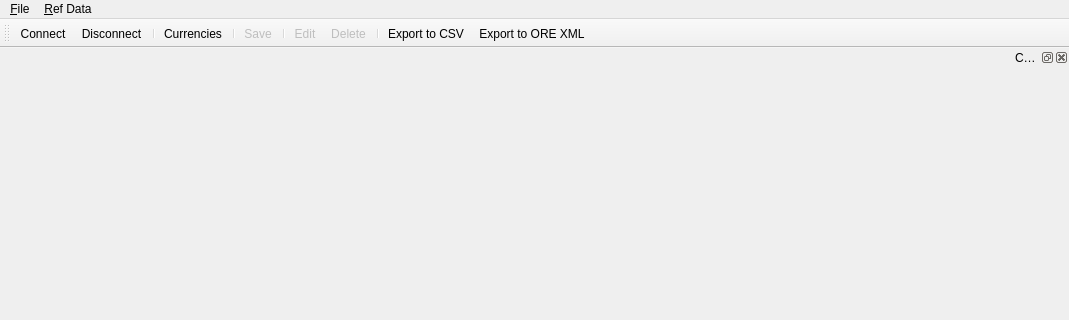
Old version of the form projects/ores.qt/MainWindow.ui in the repository OreStudio/OreStudio; both pictures show x 0 to 1069 and y 0 to 320 of the 1069 by 672 pixel window.
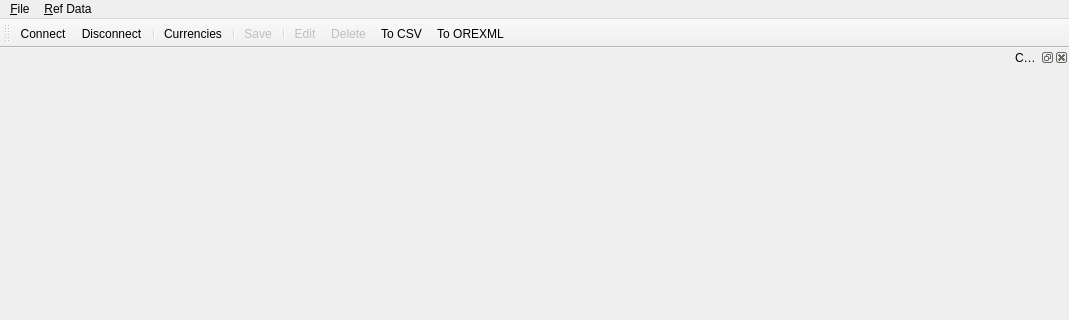
New version of the form. Icons and pictures are not drawn.

Commit message: [qt] Minor tidy-up of toolbar for export buttons

```diff
--- a/projects/ores.qt/MainWindow.ui
+++ b/projects/ores.qt/MainWindow.ui
@@ -67,7 +67,6 @@
    <addaction name="separator"/>
    <addaction name="ActionEdit"/>
    <addaction name="ActionDelete"/>
-   <addaction name="separator"/>
    <addaction name="ActionExportCSV"/>
    <addaction name="ActionExportXML"/>
   </widget>
@@ -154,7 +153,7 @@
      <normaloff>ic_fluent_document_table_20_regular.svg</normaloff>ic_fluent_document_table_20_regular.svg</iconset>
    </property>
    <property name="text">
-    <string>&amp;Export to CSV</string>
+    <string>&amp;To CSV</string>
    </property>
    <property name="toolTip">
     <string>Export currencies to CSV</string>
@@ -166,7 +165,7 @@
      <normaloff>ic_fluent_document_code_16_regular.svg</normaloff>ic_fluent_document_code_16_regular.svg</iconset>
    </property>
    <property name="text">
-    <string>Export to ORE &amp;XML</string>
+    <string>To ORE&amp;XML</string>
    </property>
    <property name="toolTip">
     <string>Export currencies to ORE XML</string>
```
